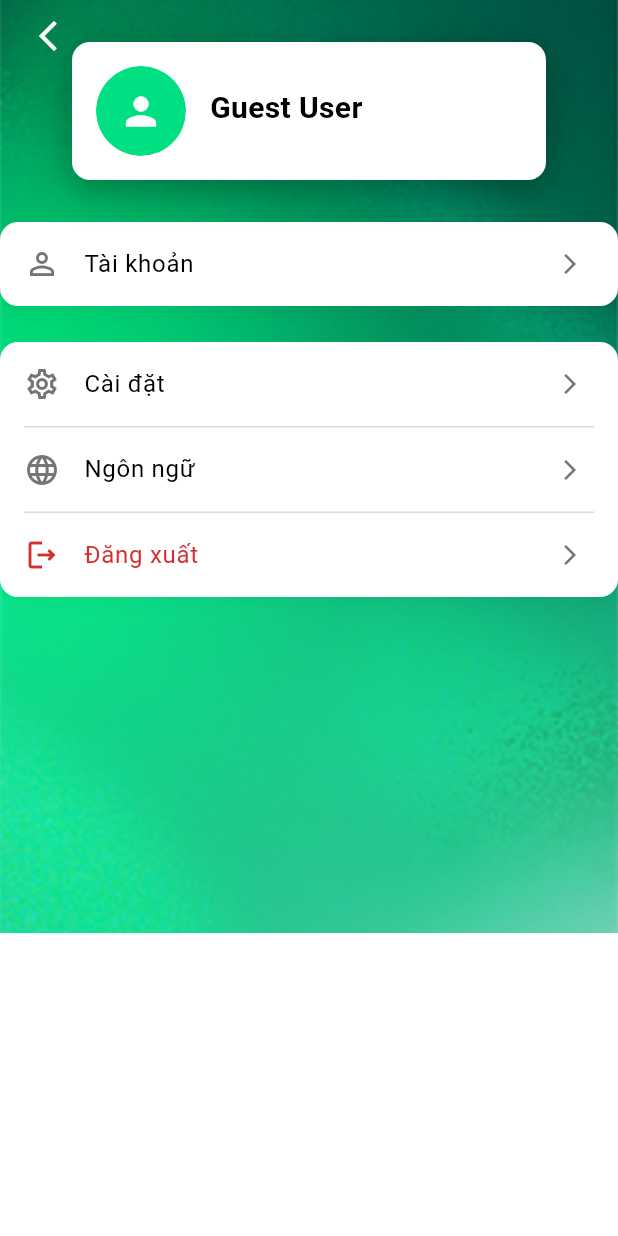
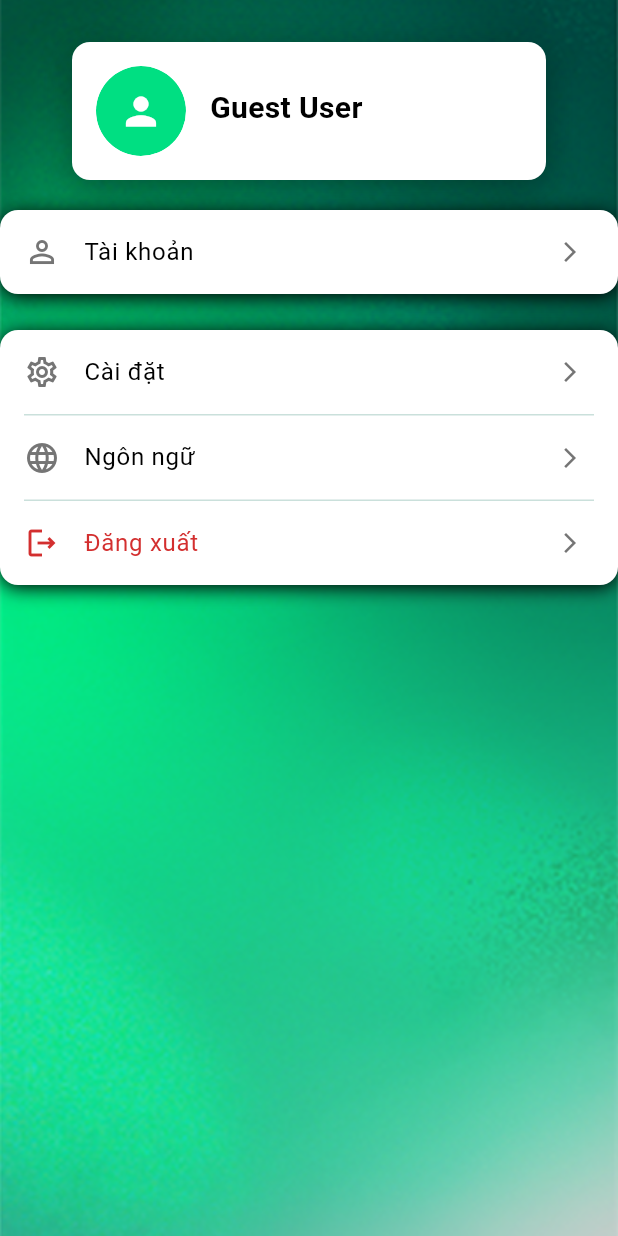
Before and after one commit to EXE-Fall25-Snapdi/Snapdi_App_FE, a Flutter app: the ProfileScreen screen opened directly with empty values, on a phone screen of 412 x 824 dp. Run offline on Flutter 3.47's test engine with Material 3 defaults, Android fonts, the phone set to English and light mode, and no system bars; our stand-ins replace app_links, cached_network_image, connectivity_plus, dartz, dio, flutter_dotenv and 9 more; missing offline and left inert: signalr_core; accounts and stored records are empty; generated files the repository leaves out were written again; network calls fail; Roboto replaces fonts that are missing (SF Pro Display); statements that could not run were skipped.

Commit message:
feat: enhance photographer profile screen and add full-screen image viewer

```diff
--- a/snapdi/lib/features/profile/presentation/screens/profile_screen.dart
+++ b/snapdi/lib/features/profile/presentation/screens/profile_screen.dart
@@ -30,6 +30,10 @@ class _ProfileScreenState extends State<ProfileScreen> {
   List<PhotoPortfolio> _portfolios = [];
   bool _isLoading = true;
   bool _isPhotographer = false;
+
+  bool get _isOwnProfile => _currentUser?.userId == int.parse(widget.userId);
+  bool get _isCustomerViewingPhotographer =>
+      _currentUser?.roleId == 2 && !_isOwnProfile;
 
   @override
   void initState() {
@@ -111,49 +115,52 @@ class _ProfileScreenState extends State<ProfileScreen> {
     }
 
     final double statusBarHeight = MediaQuery.of(context).padding.top;
+    final screenHeight = MediaQuery.of(context).size.height;
 
     return Scaffold(
-      backgroundColor: Colors.transparent, // Nền Scaffold trong suốt
-      body: Stack(
-        children: [
-          // LỚP NỀN 1 (Dưới cùng): 1 ảnh gradient cho TOÀN BỘ màn hình
-          // (Giả sử ảnh này là gradient XANH ở trên và XÁM NHẠT ở dưới)
-          Positioned.fill(
-            child: Image.asset(
-              AppAssets.backgroundGradient, // Dùng 1 ảnh gradient duy nhất
+      body: Container(
+        // Wrap toàn bộ body trong Container với decoration
+        decoration: BoxDecoration(
+          image: DecorationImage(
+            image: AssetImage(AppAssets.backgroundGradient),
             fit: BoxFit.cover,
           ),
         ),
-
+        child: Stack(
+          children: [
             // LỚP 2: Toàn bộ nội dung cuộn (Profile, Stats, Menu)
             SingleChildScrollView(
+              child: ConstrainedBox(
+                constraints: BoxConstraints(
+                  minHeight:
+                      screenHeight, // Đảm bảo ít nhất bằng chiều cao màn hình
+                ),
                 child: Column(
                   children: [
                     // Khoảng đệm cho Status bar và nút Back
                     SizedBox(height: statusBarHeight + kToolbarHeight / 2),
 
                     // Sử dụng Stack ở đây để chồng lấn Profile Card và Stats Card
-                Stack(
-                  clipBehavior: Clip.none,
-                  alignment: Alignment.topCenter,
+                    Column(
                       children: [
                         // NỘI DUNG CHÍNH (Stats + Menu)
                         // Bắt đầu từ dưới thẻ Profile
-                    Padding(
-                      // Đẩy nội dung xuống 1 nửa thẻ profile
-                      // (Giả sử thẻ profile cao ~100px)
-                      padding: const EdgeInsets.only(top: 60.0),
-                      child: _buildMainContent(), // Hàm này chứa Stats + Menu
-                    ),
-
-                    // THẺ PROFILE (Nằm trên)
-                    // _buildProfileCard đã có nền trắng và shadow
                         Padding(
                           padding: const EdgeInsets.symmetric(
                             horizontal: AppDimensions.paddingLarge,
                           ),
                           child: _buildProfileCard(),
                         ),
+                        Padding(
+                          // Đẩy nội dung xuống 1 nửa thẻ profile
+                          // (Giả sử thẻ profile cao ~100px)
+                          padding: const EdgeInsets.only(top: 0),
+                          child:
+                              _buildMainContent(), // Hàm này chứa Stats + Menu
+                        ),
+
+                        // THẺ PROFILE (Nằm trên)
+                        // _buildProfileCard đã có nền trắng và shadow
                       ],
                     ),
 
@@ -161,7 +168,10 @@ class _ProfileScreenState extends State<ProfileScreen> {
                   ],
                 ),
               ),
+            ),
+
             // LỚP 3: Nút quay lại
+            if (_isCustomerViewingPhotographer)
               Positioned(
                 top: statusBarHeight,
                 left: AppDimensions.paddingSmall,
@@ -175,6 +185,7 @@ class _ProfileScreenState extends State<ProfileScreen> {
                 ),
               ),
           ],
+        ),
       ),
     );
   }
@@ -193,7 +204,7 @@ class _ProfileScreenState extends State<ProfileScreen> {
         // // 2. Các thẻ Menu
         // // THAY ĐỔI 5: Thêm Padding cho các thẻ menu
         Padding(
-          padding: const EdgeInsets.only(top: 60),
+          padding: const EdgeInsets.only(top: 20),
           child: Column(
             children: [
               // Bỏ container thừa
@@ -540,7 +551,7 @@ class _ProfileScreenState extends State<ProfileScreen> {
         boxShadow: [
           // Thêm shadow nhẹ để thẻ nổi bật hơn nền
           BoxShadow(
-            color: Colors.black.withOpacity(0.04),
+            color: Colors.black,
             blurRadius: 10,
             offset: const Offset(0, 2),
           ),
--- a/snapdi/lib/features/profile/presentation/widgets/cloudinary_image.dart
+++ b/snapdi/lib/features/profile/presentation/widgets/cloudinary_image.dart
@@ -124,6 +124,9 @@ class _CloudinaryImageState extends State<CloudinaryImage> {
           const Center(child: CircularProgressIndicator()),
       errorWidget: (context, url, error) =>
           widget.errorWidget ?? const Center(child: Icon(Icons.error)),
+      // Thêm caching options để cải thiện hiệu suất
+      fadeInDuration: const Duration(milliseconds: 200),
+      fadeOutDuration: const Duration(milliseconds: 200),
     );
   }
 }
```
Also changed, not shown: snapdi/lib/features/profile/presentation/screens/photographer_profile_screen.dart (+143 -38 lines). Lines whose indentation alone changed are shown as unchanged.
